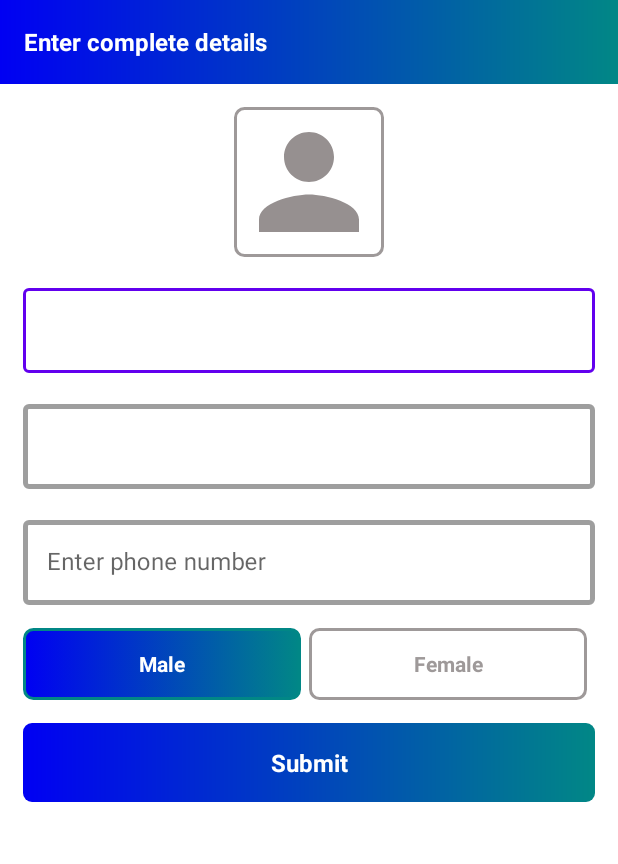
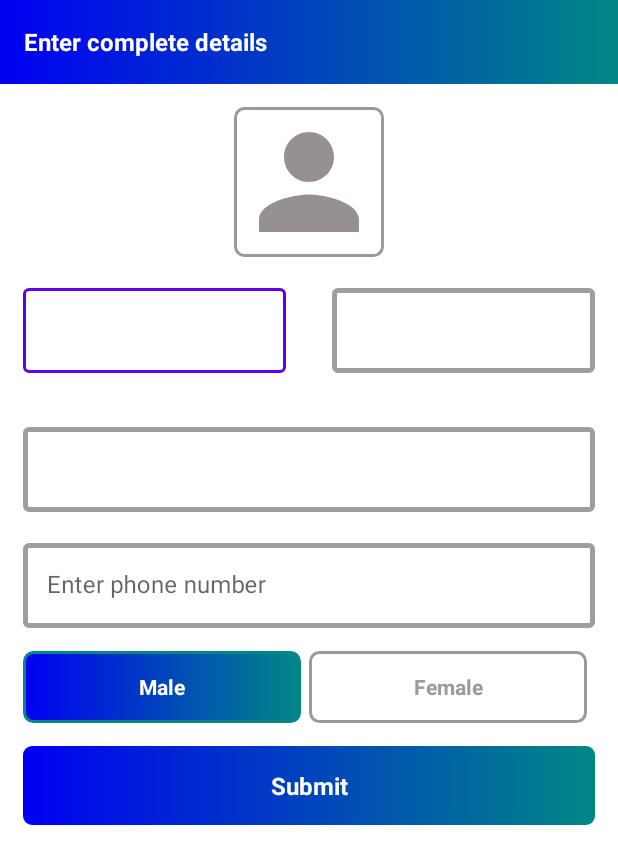
Before and after one commit to aikansh2001yadav/ShopPal, an Android app: the UserProfileActivity screen opened directly, with no data from a screen before it, on a phone screen of 412 x 824 dp. Shown: the top 864 px of the screen. Run offline under Robolectric (Android 15) with nearby library versions, the phone set to English and light mode, and no system bars.

Commit message:
Refactoring code and adding comments and debugging UserProfileActivity

```diff
--- a/app/src/main/java/com/example/shoppal/activities/ForgotActivity.kt
+++ b/app/src/main/java/com/example/shoppal/activities/ForgotActivity.kt
@@ -13,12 +13,16 @@ class ForgotActivity : AppCompatActivity() {
         setContentView(R.layout.activity_forgot)
 
         setActionBarWithBack()
+        //Sends password reset email to the given email address
         findViewById<View>(R.id.btn_submit).setOnClickListener {
             val email = findViewById<EditText>(R.id.edit_text_email_forgot).text.toString()
             Firebase(this@ForgotActivity).sendPasswordResetEmail(email)
         }
     }
 
+    /**
+     * Sets back title icon for back pressing on the action bar
+     */
     private fun setActionBarWithBack() {
         setSupportActionBar(findViewById(R.id.toolbar_forgot_activity))
 
--- a/app/src/main/java/com/example/shoppal/activities/SplashActivity.kt
+++ b/app/src/main/java/com/example/shoppal/activities/SplashActivity.kt
@@ -14,6 +14,7 @@ class SplashActivity : AppCompatActivity() {
         super.onCreate(savedInstanceState)
         setContentView(R.layout.activity_splash)
 
+        //Delays 2 seconds for starting LoginActivity
         Timer().schedule(2000) {
             startActivity(Intent(this@SplashActivity, LoginActivity::class.java))
             finish()
--- a/app/src/main/java/com/example/shoppal/activities/UserProfileActivity.kt
+++ b/app/src/main/java/com/example/shoppal/activities/UserProfileActivity.kt
@@ -2,34 +2,128 @@ package com.example.shoppal.activities
 
 import android.content.Context
 import android.os.Bundle
+import android.view.View
 import android.widget.EditText
 import android.widget.RadioButton
+import android.widget.Toast
 import androidx.appcompat.app.AppCompatActivity
 import com.example.shoppal.R
+import com.example.shoppal.firebase.Firestore
+import com.example.shoppal.models.User
 import com.example.shoppal.utils.Constants
 
 class UserProfileActivity : AppCompatActivity() {
+    private var currentUserId:String = ""
     override fun onCreate(savedInstanceState: Bundle?) {
         super.onCreate(savedInstanceState)
         setContentView(R.layout.activity_user_profile)
 
+        //Sets user profile details
         setUserProfileDetails()
+        findViewById<View>(R.id.btn_profile_submit).setOnClickListener {
+            submitDetails()
+        }
     }
 
-
+    /**
+     * Sets user profile details from the sharedPreferences
+     */
     private fun setUserProfileDetails() {
         val sharedPreferences = this.getSharedPreferences(Constants.USER_PREF, Context.MODE_PRIVATE)
         //TODO add capability to add profile image
-        val firstName = sharedPreferences.getString(Constants.NAME, "")
-        val lastName = sharedPreferences.getString(Constants.LAST_NAME, "")
-        findViewById<EditText>(R.id.edit_text_profile_name).setText("$firstName $lastName")
-        findViewById<EditText>(R.id.edit_text_profile_email).setText(sharedPreferences.getString(Constants.EMAIL, ""))
-        findViewById<EditText>(R.id.edit_text_profile_phone).setText(sharedPreferences.getString(Constants.MOBILE_NUMBER, ""))
+        currentUserId = sharedPreferences.getString(Constants.ID, "")!!
+        findViewById<EditText>(R.id.edit_text_profile_name).setText(
+            sharedPreferences.getString(
+                Constants.NAME,
+                ""
+            )
+        )
+        findViewById<EditText>(R.id.edit_text_profile_last_name).setText(
+            sharedPreferences.getString(
+                Constants.LAST_NAME,
+                ""
+            )
+        )
+        findViewById<EditText>(R.id.edit_text_profile_email).setText(
+            sharedPreferences.getString(
+                Constants.EMAIL,
+                ""
+            )
+        )
+        findViewById<EditText>(R.id.edit_text_profile_phone).setText(
+            sharedPreferences.getString(
+                Constants.MOBILE_NUMBER,
+                ""
+            )
+        )
         val gender = sharedPreferences.getString(Constants.GENDER, "")
-        if(gender.equals(Constants.MALE)){
+        if (gender.equals(Constants.MALE)) {
             findViewById<RadioButton>(R.id.btn_male).isChecked = true
-        }else if(gender.equals(Constants.FEMALE)){
+        } else if (gender.equals(Constants.FEMALE)) {
             findViewById<RadioButton>(R.id.btn_female).isChecked = true
         }
     }
+
+    /**
+     * Validates input information given by the user and give suggestions
+     */
+    private fun validateDetails(): Boolean {
+        return when {
+            findViewById<EditText>(R.id.edit_text_profile_name).text.toString().isEmpty() -> {
+                Toast.makeText(this@UserProfileActivity, "Please enter name", Toast.LENGTH_SHORT)
+                    .show()
+                false
+            }
+            findViewById<EditText>(R.id.edit_text_profile_last_name).text.toString()
+                .isEmpty() -> {
+                Toast.makeText(
+                    this@UserProfileActivity,
+                    "Please enter last name",
+                    Toast.LENGTH_SHORT
+                )
+                    .show()
+                false
+            }
+            findViewById<EditText>(R.id.edit_text_profile_email).text.toString().isEmpty() -> {
+                Toast.makeText(this@UserProfileActivity, "Please enter email", Toast.LENGTH_SHORT)
+                    .show()
+                false
+            }
+            findViewById<EditText>(R.id.edit_text_profile_phone).text.toString().isEmpty() -> {
+                Toast.makeText(this@UserProfileActivity, "Please enter phone", Toast.LENGTH_SHORT)
+                    .show()
+                false
+            }
+            else -> {
+                true
+            }
+        }
+    }
+
+    /**
+     * Try submitting details
+     */
+    private fun submitDetails() {
+        //Assigning gender variable according to its gender
+        val gender: String = if (findViewById<RadioButton>(R.id.btn_male).isChecked) {
+            Constants.MALE
+        } else {
+            Constants.FEMALE
+        }
+
+        //If input information given by the user is valid,then upload user details to firestore
+        if (validateDetails()) {
+            val user = User(
+                currentUserId,
+                findViewById<EditText>(R.id.edit_text_profile_name).text.toString(),
+                findViewById<EditText>(R.id.edit_text_profile_last_name).text.toString(),
+                findViewById<EditText>(R.id.edit_text_profile_email).text.toString(),
+                "",
+                findViewById<EditText>(R.id.edit_text_profile_phone).text.toString(),
+                gender,
+                1
+            )
+            Firestore(this@UserProfileActivity).uploadUserDetails(user)
+        }
+    }
 }
--- a/app/src/main/java/com/example/shoppal/utils/Constants.kt
+++ b/app/src/main/java/com/example/shoppal/utils/Constants.kt
@@ -1,7 +1,11 @@
 package com.example.shoppal.utils
 
+/**
+ * Contains constant values for use as keys
+ */
 object Constants {
     const val USER_PREF = "user_pref"
+    const val ID = "user_id"
     const val USERS = "users"
     const val NAME = "user_name"
     const val LAST_NAME = "last_name"
--- a/app/src/main/res/layout/activity_forgot.xml
+++ b/app/src/main/res/layout/activity_forgot.xml
@@ -39,9 +39,9 @@
                 app:layout_constraintTop_toTopOf="parent">
 
                 <ImageView
-                    android:layout_marginTop="@dimen/margin_layout"
                     android:layout_width="@dimen/app_logo_size"
                     android:layout_height="@dimen/app_logo_size"
+                    android:layout_marginTop="@dimen/margin_layout"
                     android:contentDescription="@string/app_logo_description"
                     android:src="@drawable/ic_shop" />
             </LinearLayout>
--- a/app/src/main/res/layout/activity_user_profile.xml
+++ b/app/src/main/res/layout/activity_user_profile.xml
@@ -57,16 +57,23 @@
                     android:src="@drawable/ic_person" />
             </LinearLayout>
 
+            <LinearLayout
+                android:id="@+id/ll_name"
+                android:layout_width="match_parent"
+                android:layout_height="wrap_content"
+                android:orientation="horizontal"
+                app:layout_constraintLeft_toLeftOf="parent"
+                app:layout_constraintRight_toRightOf="parent"
+                app:layout_constraintTop_toBottomOf="@+id/ll_profile_image">
+
                 <com.google.android.material.textfield.TextInputLayout
                     android:id="@+id/text_profile_name"
                     style="@style/Widget.MaterialComponents.TextInputLayout.OutlinedBox"
-                android:layout_width="match_parent"
+                    android:layout_width="0dp"
                     android:layout_height="wrap_content"
                     android:layout_margin="@dimen/margin_text"
-                app:boxStrokeWidth="@dimen/input_stroke_width"
-                app:layout_constraintLeft_toLeftOf="parent"
-                app:layout_constraintRight_toRightOf="parent"
-                app:layout_constraintTop_toBottomOf="@id/ll_profile_image">
+                    android:layout_weight="1"
+                    app:boxStrokeWidth="@dimen/input_stroke_width">
 
                     <com.google.android.material.textfield.TextInputEditText
                         android:id="@+id/edit_text_profile_name"
@@ -77,6 +84,24 @@
                 </com.google.android.material.textfield.TextInputLayout>
 
                 <com.google.android.material.textfield.TextInputLayout
+                    android:id="@+id/text_profile_last_name"
+                    style="@style/Widget.MaterialComponents.TextInputLayout.OutlinedBox"
+                    android:layout_width="0dp"
+                    android:layout_height="wrap_content"
+                    android:layout_margin="@dimen/margin_text"
+                    android:layout_weight="1"
+                    app:boxStrokeWidth="@dimen/input_stroke_width">
+
+                    <com.google.android.material.textfield.TextInputEditText
+                        android:id="@+id/edit_text_profile_last_name"
+                        android:layout_width="match_parent"
+                        android:layout_height="match_parent"
+                        android:inputType="textPersonName"
+                        tools:ignore="SpeakableTextPresentCheck" />
+                </com.google.android.material.textfield.TextInputLayout>
+            </LinearLayout>
+
+            <com.google.android.material.textfield.TextInputLayout
                 android:id="@+id/text_profile_email"
                 style="@style/Widget.MaterialComponents.TextInputLayout.OutlinedBox"
                 android:layout_width="match_parent"
@@ -85,7 +110,7 @@
                 app:boxStrokeWidth="@dimen/input_stroke_width"
                 app:layout_constraintLeft_toLeftOf="parent"
                 app:layout_constraintRight_toRightOf="parent"
-                app:layout_constraintTop_toBottomOf="@id/text_profile_name">
+                app:layout_constraintTop_toBottomOf="@id/ll_name">
 
                 <com.google.android.material.textfield.TextInputEditText
                     android:id="@+id/edit_text_profile_email"
```
Also changed, not shown: app/src/main/AndroidManifest.xml (+8 -8 lines), app/src/main/java/com/example/shoppal/activities/LoginActivity.kt (+7 -0 lines), app/src/main/java/com/example/shoppal/activities/RegisterActivity.kt (+9 -0 lines), app/src/main/java/com/example/shoppal/firebase/Firebase.kt (+11 -11 lines), app/src/main/java/com/example/shoppal/firebase/Firestore.kt (+62 -0 lines), app/src/main/java/com/example/shoppal/models/User.kt (+36 -9 lines). Lines whose indentation alone changed are shown as unchanged.
